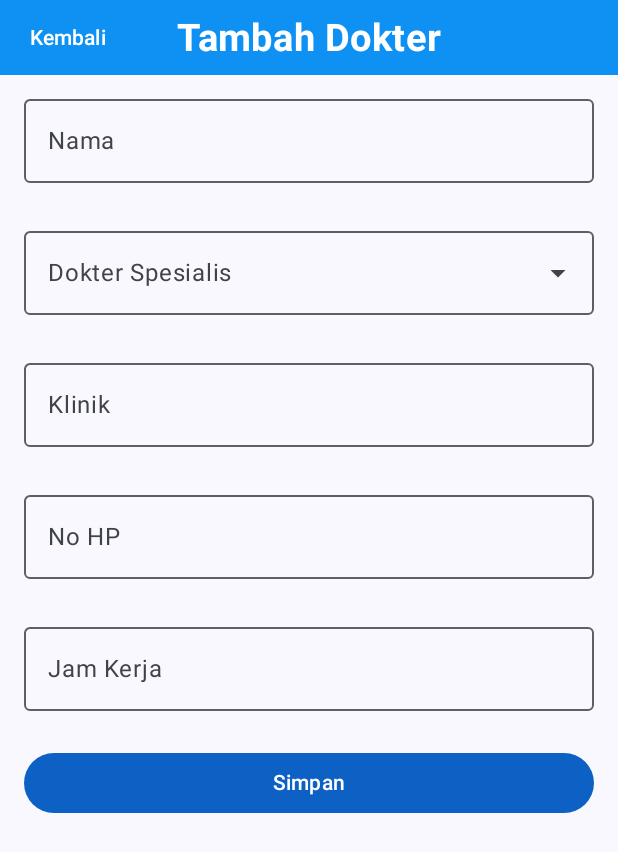
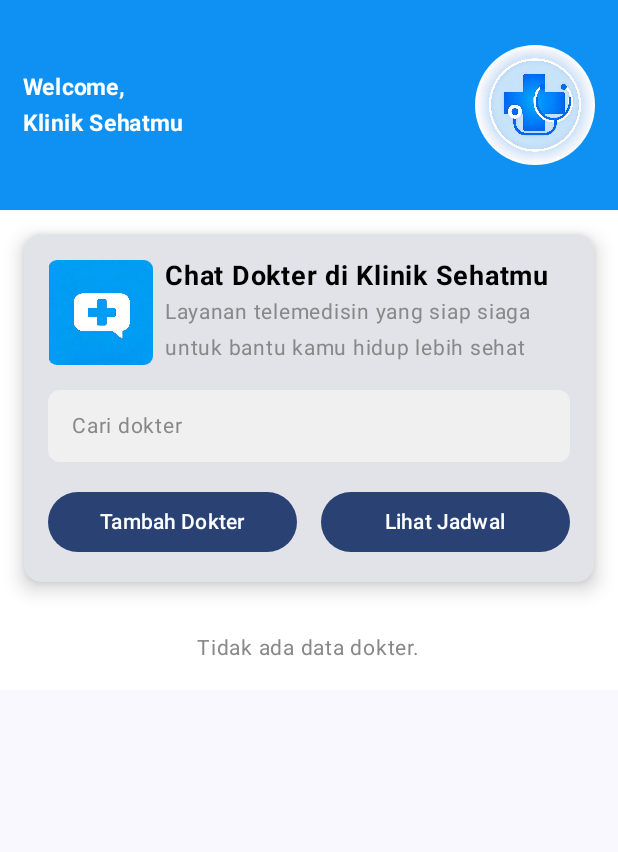
Before and after one commit to isro24/-UcpRoomDatabase_0047, an Android app built with Jetpack Compose: the screen it shows after launch (MainActivity), on a phone screen of 412 x 824 dp. Shown: the top 852 px of the screen. Run offline under Robolectric (Android 15) with nearby library versions, the phone set to English and light mode, and no system bars; our stand-ins replace Room's generated code, accompanist.

Commit message:
Menambahkan HomeDokterView, HomeDokterViewModel dan menyesuaikan AlamatNavigasi, PengelolaHalaman dan PenyediaViewModel

```diff
--- a/app/src/main/java/com/example/ucp2/ui/navigation/AlamatNavigasi.kt
+++ b/app/src/main/java/com/example/ucp2/ui/navigation/AlamatNavigasi.kt
@@ -3,4 +3,7 @@ package com.example.ucp2.ui.navigation
 interface AlamatNavigasi {
     val route: String
 
+    object DestinasiHome : AlamatNavigasi {
+        override val route = "home"
+    }
 }
--- a/app/src/main/java/com/example/ucp2/ui/navigation/PengelolaHalaman.kt
+++ b/app/src/main/java/com/example/ucp2/ui/navigation/PengelolaHalaman.kt
@@ -7,6 +7,7 @@ import androidx.navigation.compose.NavHost
 import androidx.navigation.compose.rememberNavController
 import androidx.navigation.compose.composable
 import com.example.ucp2.ui.view.dokter.DestinasiInsert
+import com.example.ucp2.ui.view.dokter.HomeDokterView
 import com.example.ucp2.ui.view.dokter.InsertDokterView
 
 @Composable
@@ -16,8 +17,18 @@ fun PengelolaHalaman(
 ) {
     NavHost(
         navController = navController,
-        startDestination = DestinasiInsert.route
+        startDestination = AlamatNavigasi.DestinasiHome.route
     ) {
+        composable(route = AlamatNavigasi.DestinasiHome.route
+        ){
+            HomeDokterView(
+                onDetailClick = {},
+                onAddDokter = {
+                    navController.navigate(DestinasiInsert.route)
+                },
+                modifier = modifier
+            )
+        }
         composable(route = DestinasiInsert.route) {
             InsertDokterView(
                 onBack = {
--- /dev/null
+++ b/app/src/main/java/com/example/ucp2/ui/view/dokter/HomeDokterView.kt
@@ -0,0 +1,277 @@
+package com.example.ucp2.ui.view.dokter
+
+import androidx.compose.foundation.Image
+import androidx.compose.foundation.background
+import androidx.compose.foundation.layout.*
+import androidx.compose.foundation.lazy.LazyColumn
+import androidx.compose.foundation.lazy.items
+import androidx.compose.foundation.shape.CircleShape
+import androidx.compose.foundation.shape.RoundedCornerShape
+import androidx.compose.material3.*
+import androidx.compose.runtime.Composable
+import androidx.compose.runtime.collectAsState
+import androidx.compose.runtime.getValue
+import androidx.compose.ui.Alignment
+import androidx.compose.ui.Modifier
+import androidx.compose.ui.draw.clip
+import androidx.compose.ui.graphics.Color
+import androidx.compose.ui.res.painterResource
+import androidx.compose.ui.text.font.FontWeight
+import androidx.compose.ui.unit.dp
+import androidx.compose.ui.unit.sp
+import androidx.lifecycle.viewmodel.compose.viewModel
+import com.example.ucp2.R
+import com.example.ucp2.data.entity.Dokter
+import com.example.ucp2.ui.viewmodel.PenyediaViewModel
+import com.example.ucp2.ui.viewmodel.dokter.HomeDokterViewModel
+import com.example.ucp2.ui.viewmodel.dokter.HomeUiState
+
+@Composable
+fun HomeDokterView(
+    viewModel: HomeDokterViewModel = viewModel(factory = PenyediaViewModel.Factory),
+    onAddDokter: () -> Unit,
+    onDetailClick: (String) -> Unit,
+    modifier: Modifier = Modifier
+) {
+    Column(
+        modifier = Modifier
+            .fillMaxWidth()
+            .background(Color.White)
+    ) {
+        HeaderSection()
+        BodySection(
+            viewModel = viewModel,
+            onAddDokter = onAddDokter,
+            onDetailClick = onDetailClick
+        )
+    }
+}
+
+@Composable
+fun HeaderSection() {
+    Box(
+        modifier = Modifier
+            .fillMaxWidth()
+            .background(color = Color(0xFF0E91F3))
+    ) {
+        Column(
+            modifier = Modifier.fillMaxWidth(),
+            horizontalAlignment = Alignment.CenterHorizontally
+        ) {
+            Spacer(modifier = Modifier.size(30.dp))
+            Row(
+                modifier = Modifier
+                    .fillMaxWidth(),
+                verticalAlignment = Alignment.CenterVertically,
+                horizontalArrangement = Arrangement.SpaceBetween
+            ) {
+                Column(
+                    modifier = Modifier.padding(start = 15.dp)
+                ) {
+                    Text(
+                        text = "Welcome, ",
+                        fontSize = 15.sp,
+                        fontWeight = FontWeight.Bold,
+                        color = Color.White
+                    )
+                    Text(
+                        text = "Klinik Sehatmu",
+                        fontSize = 15.sp,
+                        fontWeight = FontWeight.Bold,
+                        color = Color.White
+                    )
+                }
+                Box(
+                    modifier = Modifier.padding(end = 15.dp),
+                    contentAlignment = Alignment.CenterEnd
+                ) {
+                    Image(
+                        painter = painterResource(id = R.drawable.logo),
+                        contentDescription = "",
+                        modifier = Modifier
+                            .size(80.dp)
+                            .clip(CircleShape)
+                    )
+                }
+            }
+            Spacer(modifier = Modifier.size(30.dp))
+        }
+    }
+}
+
+@Composable
+fun BodySection(
+    viewModel: HomeDokterViewModel,
+    onAddDokter: () -> Unit,
+    onDetailClick: (String) -> Unit
+) {
+    val homeUiState by viewModel.homeUiState.collectAsState()
+
+    Card(
+        modifier = Modifier
+            .fillMaxWidth()
+            .padding(16.dp),
+        shape = RoundedCornerShape(12.dp),
+        elevation = CardDefaults.cardElevation(8.dp)
+    ) {
+        Column(
+            modifier = Modifier
+                .fillMaxWidth()
+                .padding(16.dp),
+            verticalArrangement = Arrangement.spacedBy(16.dp),
+            horizontalAlignment = Alignment.Start
+        ) {
+            Row(
+                modifier = Modifier.fillMaxWidth(),
+                verticalAlignment = Alignment.CenterVertically
+            ) {
+                Image(
+                    painter = painterResource(id = R.drawable.chat),
+                    contentDescription = "Chat Icon",
+                    modifier = Modifier
+                        .size(70.dp)
+                        .clip(RoundedCornerShape(6.dp))
+                )
+                Spacer(modifier = Modifier.width(8.dp))
+                Column {
+                    Text(
+                        text = "Chat Dokter di Klinik Sehatmu",
+                        fontSize = 18.sp,
+                        fontWeight = FontWeight.Bold,
+                        color = Color.Black
+                    )
+                    Text(
+                        text = "Layanan telemedisin yang siap siaga untuk bantu kamu hidup lebih sehat",
+                        fontSize = 14.sp,
+                        color = Color.Gray
+                    )
+                }
+            }
+
+            Box(
+                modifier = Modifier
+                    .fillMaxWidth()
+                    .background(Color(0xFFF0F0F0), shape = RoundedCornerShape(8.dp))
+                    .padding(horizontal = 16.dp, vertical = 12.dp)
+            ) {
+                Text(
+                    text = "Cari dokter",
+                    fontSize = 14.sp,
+                    color = Color.Gray
+                )
+            }
+
+            Row(
+                modifier = Modifier.fillMaxWidth(),
+                horizontalArrangement = Arrangement.SpaceEvenly
+            ) {
+                Button(
+                    onClick = onAddDokter,
+                    modifier = Modifier.weight(0.5f).padding(end = 8.dp)
+                ) {
+                    Text("Tambah Dokter")
+                }
+                Button(
+                    onClick = { },
+                    modifier = Modifier.weight(0.5f).padding(start = 8.dp)
+                ) {
+                    Text("Lihat Jadwal")
+                }
+            }
+        }
+    }
+
+    if (homeUiState.listDokter.isEmpty()) {
+        EmptyState()
+    } else {
+        ListDokter(
+            listDokter = homeUiState.listDokter,
+            onClick = onDetailClick
+        )
+    }
+}
+@Composable
+fun ListDokter(
+    listDokter: List<Dokter>,
+    modifier: Modifier = Modifier,
+    onClick: (String) -> Unit = {}
+) {
+    LazyColumn(
+        modifier = modifier
+            .fillMaxWidth()
+            .padding(16.dp),
+        verticalArrangement = Arrangement.spacedBy(12.dp)
+    ) {
+        items(
+            items = listDokter,
+            itemContent = { dktr ->
+                Card(
+                    modifier = Modifier
+                        .fillMaxWidth()
+                        .clip(RoundedCornerShape(12.dp))
+                        .background(Color.White)
+                        .padding(8.dp),
+                    elevation = CardDefaults.cardElevation(4.dp)
+                ) {
+                    Row(
+                        modifier = Modifier.padding(16.dp),
+                        verticalAlignment = Alignment.CenterVertically
+                    ) {
+                        Image(
+                            painter = painterResource(id = R.drawable.chat),
+                            contentDescription = "Dokter Icon",
+                            modifier = Modifier
+                                .size(60.dp)
+                                .clip(CircleShape)
+                                .background(Color(0xFF0E91F3))
+                                .padding(8.dp)
+                        )
+                        Spacer(modifier = Modifier.width(12.dp))
+                        Column(
+                            verticalArrangement = Arrangement.spacedBy(4.dp)
+                        ) {
+                            Text(
+                                text = dktr.nama,
+                                fontWeight = FontWeight.Bold,
+                                fontSize = 16.sp,
+                                color = Color.Black
+                            )
+                            Text(
+                                text = dktr.spesialis,
+                                fontSize = 14.sp,
+                                color = Color.Gray
+                            )
+                            Text(
+                                text = dktr.id,
+                                fontSize = 12.sp,
+                                color = Color.Gray
+                            )
+                        }
+                    }
+                }
+            }
+        )
+    }
+}
+
+@Composable
+fun EmptyState() {
+    Column(
+        modifier = Modifier
+            .fillMaxWidth()
+            .padding(16.dp),
+        verticalArrangement = Arrangement.Center,
+        horizontalAlignment = Alignment.CenterHorizontally
+    ) {
+        Box(
+            modifier = Modifier.fillMaxWidth(),
+            contentAlignment = Alignment.Center
+        ) {
+            Text(
+                text = "Tidak ada data dokter.",
+                fontSize = 14.sp,
+                color = Color.Gray
+            )
+        }
+    }
+}
--- a/app/src/main/java/com/example/ucp2/ui/viewmodel/PenyediaViewModel.kt
+++ b/app/src/main/java/com/example/ucp2/ui/viewmodel/PenyediaViewModel.kt
@@ -6,6 +6,7 @@ import androidx.lifecycle.viewmodel.initializer
 import androidx.lifecycle.viewmodel.viewModelFactory
 import com.example.ucp2.KlinikApp
 import com.example.ucp2.ui.viewmodel.dokter.DokterViewModel
+import com.example.ucp2.ui.viewmodel.dokter.HomeDokterViewModel
 
 object PenyediaViewModel {
     val Factory = viewModelFactory {
@@ -14,6 +15,11 @@ object PenyediaViewModel {
                 klinikApp().containerApp.repositoryDokter
             )
         }
+        initializer {
+            HomeDokterViewModel(
+                klinikApp().containerApp.repositoryDokter
+            )
+        }
     }
 }
 
--- /dev/null
+++ b/app/src/main/java/com/example/ucp2/ui/viewmodel/dokter/HomeDokterViewModel.kt
@@ -0,0 +1,54 @@
+package com.example.ucp2.ui.viewmodel.dokter
+
+import androidx.lifecycle.ViewModel
+import androidx.lifecycle.viewModelScope
+import com.example.ucp2.data.entity.Dokter
+import com.example.ucp2.repository.RepositoryDokter
+import kotlinx.coroutines.delay
+import kotlinx.coroutines.flow.SharingStarted
+import kotlinx.coroutines.flow.StateFlow
+import kotlinx.coroutines.flow.catch
+import kotlinx.coroutines.flow.filterNotNull
+import kotlinx.coroutines.flow.map
+import kotlinx.coroutines.flow.onStart
+import kotlinx.coroutines.flow.stateIn
+
+class HomeDokterViewModel(
+    private val repositoryDokter: RepositoryDokter
+) : ViewModel(){
+
+    val homeUiState: StateFlow<HomeUiState> = repositoryDokter.getAllDktr()
+        .filterNotNull()
+        .map {
+            HomeUiState(
+                listDokter = it.toList(),
+                isLoading = false
+            )
+        }
+        .onStart {
+            emit(HomeUiState(isLoading = true))
+            delay(900)
+        }
+        .catch {
+            emit(
+                HomeUiState(
+                    isLoading = false,
+                    isError = true,
+                    errorMessage = it.message?: "Terjadi Kesalahan"
+                )
+            )
+        }
+        .stateIn(
+            scope = viewModelScope,
+            started = SharingStarted.WhileSubscribed(5000),
+            initialValue = HomeUiState
+                (isLoading = true)
+        )
+}
+
+data class HomeUiState(
+    val listDokter: List<Dokter> = listOf(),
+    val isLoading: Boolean = false,
+    val isError: Boolean = false,
+    val errorMessage: String = ""
+)
```
